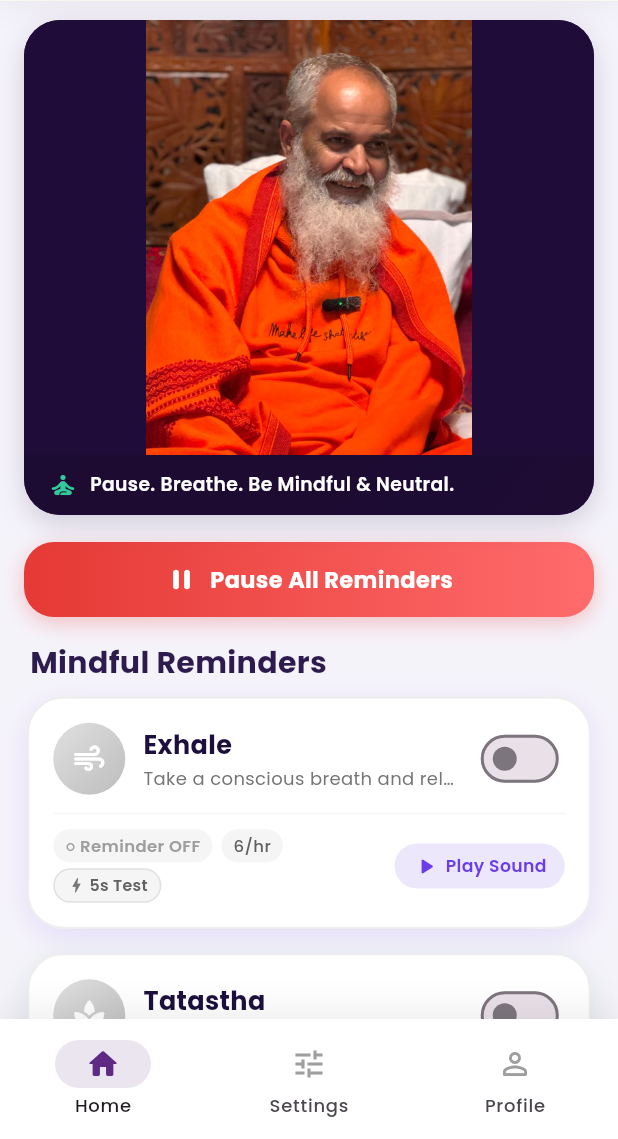
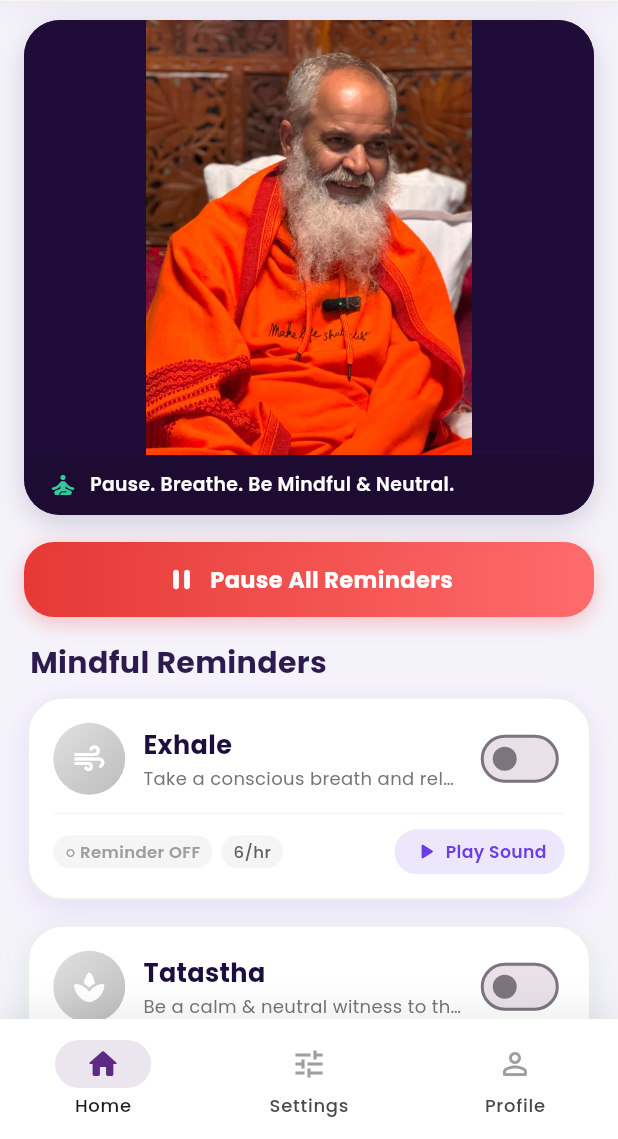
Before and after one commit to HardikKapil1/siddha_kutumbakam_flutter_app, a Flutter app: the screen it shows after launch, on a phone screen of 412 x 824 dp, the part 97-1236 px from its top. Run offline on Flutter 3.47's test engine with Material 3 defaults, Android fonts, the light colour scheme and no system bars; our stand-ins replace flutter_local_notifications, google_fonts, just_audio, shared_preferences, timezone, vibration.

Commit message:
feat: implement core reminder state, notification service, and UI pages for mobile app

```diff
--- a/lib/core/notification_service.dart
+++ b/lib/core/notification_service.dart
@@ -18,15 +18,6 @@ class NotificationService {
     onAction = onNotificationAction;
 
     tz_data.initializeTimeZones();
-    try {
-      final offsetMs = DateTime.now().timeZoneOffset.inMilliseconds;
-      for (final loc in tz.timeZoneDatabase.locations.values) {
-        if (loc.currentTimeZone.offset == offsetMs) {
-          tz.setLocalLocation(loc);
-          break;
-        }
-      }
-    } catch (_) {}
 
     const android = AndroidInitializationSettings('@mipmap/ic_launcher');
     const ios = DarwinInitializationSettings(
@@ -152,11 +143,10 @@ class NotificationService {
       final times = _generateScheduleTimes(state.tatastha, now);
       for (final t in times) {
         if (isTimeEligible(t) && notifId < 1500) {
-          // Enforce minimum gap from any existing event at the same second
-          final minGapSec = (state.exhale.periodicSeconds < 60 || state.tatastha.periodicSeconds < 60) ? 3 : 35;
+          // Enforce minimum 35-second gap from any existing event at the same second
           DateTime adjusted = t;
-          while (allEvents.any((e) => e.time.difference(adjusted).abs().inSeconds < minGapSec)) {
-            adjusted = adjusted.add(Duration(seconds: minGapSec));
+          while (allEvents.any((e) => e.time.difference(adjusted).abs().inSeconds < 35)) {
+            adjusted = adjusted.add(const Duration(seconds: 35));
           }
           allEvents.add(_ScheduledEvent(
             id: notifId++,
@@ -189,28 +179,15 @@ class NotificationService {
     final Random rng = Random();
 
     if (config.mode == ScheduleMode.periodic) {
-      final sec = config.periodicSeconds > 0 ? config.periodicSeconds : 600;
-      if (sec < 60) {
-        // Fast test mode: schedule slots every `sec` seconds for the next 3 minutes
-        DateTime next = now.add(Duration(seconds: sec));
-        final limit = now.add(const Duration(minutes: 3));
-        int count = 0;
-        while (next.isBefore(limit) && count < 36) {
-          results.add(next);
-          next = next.add(Duration(seconds: sec));
-          count++;
-        }
-      } else {
-        final intervalMinutes = max(1, (sec / 60).round());
+      final interval = max(1, config.periodicMinutes);
       // Generate up to 24 hours of periodic slots (up to 96 occurrences)
-        DateTime next = now.add(Duration(minutes: intervalMinutes));
+      DateTime next = now.add(Duration(minutes: interval));
       final limit = now.add(const Duration(hours: 24));
       int count = 0;
       while (next.isBefore(limit) && count < 96) {
         results.add(next);
-          next = next.add(Duration(minutes: intervalMinutes));
+        next = next.add(Duration(minutes: interval));
         count++;
-        }
       }
     } else {
       // Random scheduling: distribute N random reminders per hour for the next 24 hours
--- a/lib/pages/home_page.dart
+++ b/lib/pages/home_page.dart
@@ -827,14 +827,8 @@ class HomePage extends StatelessWidget {
     final enabled = config.enabled;
 
     String intervalDesc = '';
-    final is5sTest = config.mode == ScheduleMode.periodic &&
-        config.periodicSeconds == 5;
     if (config.mode == ScheduleMode.periodic) {
-      if (config.periodicSeconds < 60) {
-        intervalDesc = '⚡ ${config.periodicSeconds}s test';
-      } else {
-        intervalDesc = '${(config.periodicSeconds / 60).round()} ${l.minUnit}';
-      }
+      intervalDesc = '${config.periodicMinutes} ${l.minUnit}';
     } else {
       intervalDesc = '${config.randomPerHour}/hr';
     }
@@ -953,9 +947,7 @@ class HomePage extends StatelessWidget {
                       padding: const EdgeInsets.symmetric(
                           horizontal: 8, vertical: 3),
                       decoration: BoxDecoration(
-                        color: is5sTest
-                            ? const Color(0xFFFEF3C7)
-                            : Colors.grey.shade100,
+                        color: Colors.grey.shade100,
                         borderRadius: BorderRadius.circular(16),
                       ),
                       child: Text(
@@ -963,79 +955,7 @@ class HomePage extends StatelessWidget {
                         style: GoogleFonts.poppins(
                           fontSize: 11,
                           fontWeight: FontWeight.w500,
-                          color: is5sTest
-                              ? const Color(0xFFB45309)
-                              : Colors.grey.shade700,
-                        ),
-                      ),
-                    ),
-                    // Quick 5s test loop toggle chip
-                    GestureDetector(
-                      onTap: () {
-                        if (is5sTest) {
-                          state.setPeriodicSeconds(config, 600);
-                          ScaffoldMessenger.of(context).showSnackBar(
-                            SnackBar(
-                              content: Text('Restored $title interval to 10 minutes.'),
-                              duration: const Duration(seconds: 2),
-                            ),
-                          );
-                        } else {
-                          state.setMode(config, ScheduleMode.periodic);
-                          state.setPeriodicSeconds(config, 5);
-                          if (!config.enabled) {
-                            state.setEnabled(config, true);
-                          }
-                          if (state.isMasterPaused) {
-                            state.resumeAll();
-                          }
-                          ScaffoldMessenger.of(context).showSnackBar(
-                            SnackBar(
-                              content: Text('⚡ 5-second test loop active for $title!'),
-                              backgroundColor: colors[0],
-                              duration: const Duration(seconds: 3),
-                            ),
-                          );
-                        }
-                      },
-                      child: AnimatedContainer(
-                        duration: const Duration(milliseconds: 200),
-                        padding: const EdgeInsets.symmetric(
-                            horizontal: 8, vertical: 3),
-                        decoration: BoxDecoration(
-                          color: is5sTest
-                              ? const Color(0xFFFEF3C7)
-                              : Colors.grey.shade100,
-                          borderRadius: BorderRadius.circular(16),
-                          border: Border.all(
-                            color: is5sTest
-                                ? const Color(0xFFD97706)
-                                : Colors.grey.shade300,
-                            width: is5sTest ? 1.2 : 1.0,
-                          ),
-                        ),
-                        child: Row(
-                          mainAxisSize: MainAxisSize.min,
-                          children: [
-                            Icon(
-                              Icons.bolt_rounded,
-                              size: 13,
-                              color: is5sTest
-                                  ? const Color(0xFFB45309)
-                                  : Colors.grey.shade600,
-                            ),
-                            const SizedBox(width: 2),
-                            Text(
-                              is5sTest ? '5s Loop (ON)' : '5s Test',
-                              style: GoogleFonts.poppins(
-                                fontSize: 10.5,
-                                fontWeight: FontWeight.w600,
-                                color: is5sTest
-                                    ? const Color(0xFFB45309)
-                                    : Colors.grey.shade700,
-                              ),
-                            ),
-                          ],
+                          color: Colors.grey.shade700,
                         ),
                       ),
                     ),
```
Also changed, not shown: lib/core/reminder_state.dart (+20 -47 lines), lib/pages/settings_page.dart (+16 -55 lines). Lines whose indentation alone changed are shown as unchanged.
